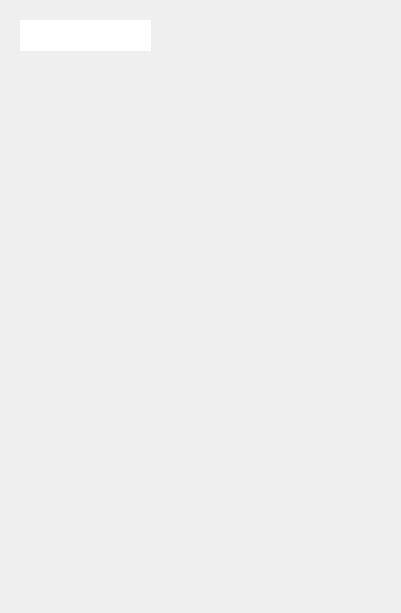
The window that mapping-my-trip-main/profiledialog.ui (yni58-ni/MappingTrip) describes before a commit, drawn with Qt 5.
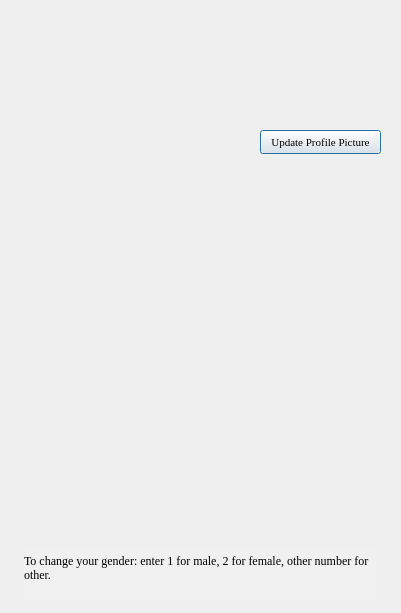
The same window after the commit. Icons and pictures are not drawn. Custom widgets are drawn as their Qt base class.

```diff
--- a/mapping-my-trip-main/profiledialog.ui
+++ b/mapping-my-trip-main/profiledialog.ui
@@ -16,10 +16,10 @@
   <widget class="QLabel" name="Image">
    <property name="geometry">
     <rect>
-     <x>310</x>
+     <x>270</x>
      <y>20</y>
-     <width>61</width>
-     <height>61</height>
+     <width>101</width>
+     <height>101</height>
     </rect>
    </property>
    <property name="text">
@@ -32,7 +32,26 @@
     <bool>true</bool>
    </property>
   </widget>
-  <widget class="ClickableLabel" name="Name">
+  <widget class="QPushButton" name="pushButton">
+   <property name="geometry">
+    <rect>
+     <x>260</x>
+     <y>130</y>
+     <width>121</width>
+     <height>24</height>
+    </rect>
+   </property>
+   <property name="font">
+    <font>
+     <family>Times New Roman</family>
+     <pointsize>8</pointsize>
+    </font>
+   </property>
+   <property name="text">
+    <string>Update Profile Picture</string>
+   </property>
+  </widget>
+  <widget class="QLabel" name="CreateTime">
    <property name="geometry">
     <rect>
      <x>20</x>
@@ -41,29 +60,46 @@
      <height>31</height>
     </rect>
    </property>
-   <property name="cursor">
-    <cursorShape>ArrowCursor</cursorShape>
+   <property name="text">
+    <string/>
+   </property>
+  </widget>
+  <widget class="QTextBrowser" name="textBrowser">
+   <property name="geometry">
+    <rect>
+     <x>20</x>
+     <y>550</y>
+     <width>361</width>
+     <height>51</height>
+    </rect>
+   </property>
+   <property name="font">
+    <font>
+     <family>Times New Roman</family>
+    </font>
    </property>
    <property name="autoFillBackground">
     <bool>false</bool>
    </property>
    <property name="styleSheet">
-    <string notr="true">background-color: rgb(255, 255, 255);</string>
+    <string notr="true">background-color: rgb(240, 240, 240);</string>
    </property>
-   <property name="text">
-    <string/>
+   <property name="frameShape">
+    <enum>QFrame::NoFrame</enum>
+   </property>
+   <property name="frameShadow">
+    <enum>QFrame::Plain</enum>
+   </property>
+   <property name="html">
+    <string>&lt;!DOCTYPE HTML PUBLIC &quot;-//W3C//DTD HTML 4.0//EN&quot; &quot;http://www.w3.org/TR/REC-html40/strict.dtd&quot;&gt;
+&lt;html&gt;&lt;head&gt;&lt;meta name=&quot;qrichtext&quot; content=&quot;1&quot; /&gt;&lt;meta charset=&quot;utf-8&quot; /&gt;&lt;style type=&quot;text/css&quot;&gt;
+p, li { white-space: pre-wrap; }
+hr { height: 1px; border-width: 0; }
+&lt;/style&gt;&lt;/head&gt;&lt;body style=&quot; font-family:'Times New Roman'; font-size:9pt; font-weight:400; font-style:normal;&quot;&gt;
+&lt;p style=&quot; margin-top:0px; margin-bottom:0px; margin-left:0px; margin-right:0px; -qt-block-indent:0; text-indent:0px;&quot;&gt;&lt;span style=&quot; font-family:'Microsoft YaHei UI';&quot;&gt;To change your gender: enter 1 for male, 2 for female, other number for other.&lt;/span&gt;&lt;/p&gt;&lt;/body&gt;&lt;/html&gt;</string>
    </property>
   </widget>
  </widget>
- <customwidgets>
-  <customwidget>
-   <class>ClickableLabel</class>
-   <extends>QLabel</extends>
-   <header>clickablelabel.h</header>
-  </customwidget>
- </customwidgets>
- <resources>
-  <include location="qml.qrc"/>
- </resources>
+ <resources/>
  <connections/>
 </ui>
```
Left out of the diff: 7 changed lines with no effect on the pictures.
